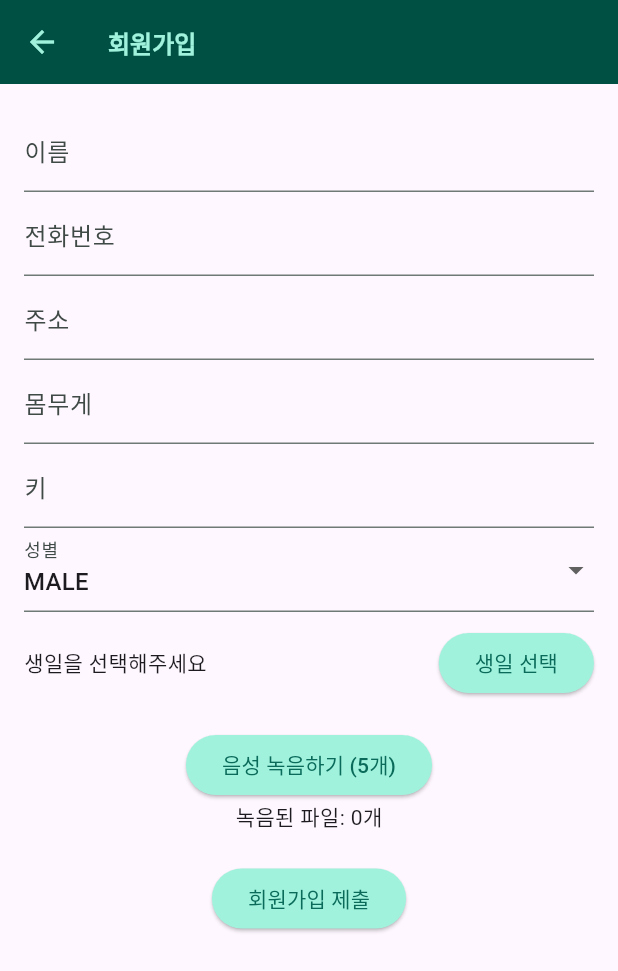
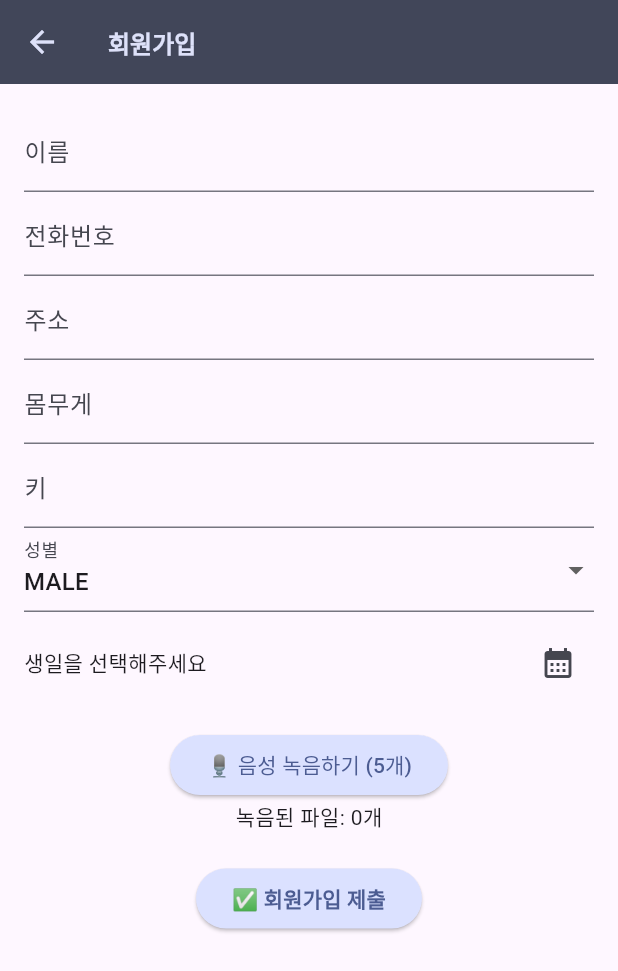
Before and after one commit to sorocode/voice_access_app, a Flutter app: the screen it shows after launch, after a tap on "회원가입", on a phone screen of 412 x 824 dp. Shown: the top 971 px of the screen. Run offline on Flutter 3.47's test engine with Material 3 defaults, Android fonts, the phone set to English and light mode, and no system bars; our stand-ins replace dio, permission_handler; missing offline and left inert: flutter_sound.

Commit message:
💄 UI 수정

```diff
--- a/lib/main.dart
+++ b/lib/main.dart
@@ -2,11 +2,11 @@ import 'package:flutter/material.dart';
 import 'package:voice_access_app/voice_access.dart';
 
 var kColorScheme = ColorScheme.fromSeed(
-  seedColor: const Color.fromARGB(255, 159, 222, 204),
+  seedColor: const Color.fromARGB(79, 37, 103, 255),
 );
 var kDarkColorScheme = ColorScheme.fromSeed(
   brightness: Brightness.dark,
-  seedColor: const Color.fromARGB(255, 5, 77, 125),
+  seedColor: const Color.fromARGB(255, 77, 155, 207),
 );
 void main() {
   runApp(MaterialApp(
@@ -38,8 +38,8 @@ void main() {
                   fontSize: 16),
             ),
         appBarTheme: const AppBarTheme().copyWith(
-            backgroundColor: kColorScheme.onPrimaryContainer,
-            foregroundColor: kColorScheme.primaryContainer)),
+            backgroundColor: kColorScheme.onSecondaryContainer,
+            foregroundColor: kColorScheme.secondaryContainer)),
     themeMode: ThemeMode.system,
     home: VoiceAccess(),
   ));
--- a/lib/pages/register_page.dart
+++ b/lib/pages/register_page.dart
@@ -183,8 +183,8 @@ class _RegisterPageState extends State<RegisterPage> {
                         ? '생일: ${birthday!.toLocal().toString().split(" ")[0]}'
                         : '생일을 선택해주세요'),
                     Spacer(),
-                    ElevatedButton(
-                      child: Text('생일 선택'),
+                    IconButton(
+                      icon: Icon(Icons.calendar_month),
                       onPressed: () async {
                         DateTime? picked = await showDatePicker(
                           context: context,
@@ -200,13 +200,16 @@ class _RegisterPageState extends State<RegisterPage> {
                 SizedBox(height: 20),
                 ElevatedButton(
                   onPressed: showRecordingDrawer,
-                  child: Text('음성 녹음하기 (5개)'),
+                  child: Text('🎙️ 음성 녹음하기 (5개)'),
                 ),
                 Text('녹음된 파일: ${voiceFiles.length}개'),
                 SizedBox(height: 20),
                 ElevatedButton(
                   onPressed: submitForm,
-                  child: Text('회원가입 제출'),
+                  child: Text(
+                    '✅ 회원가입 제출',
+                    style: TextStyle(fontWeight: FontWeight.w800),
+                  ),
                 ),
               ],
             ),
```
